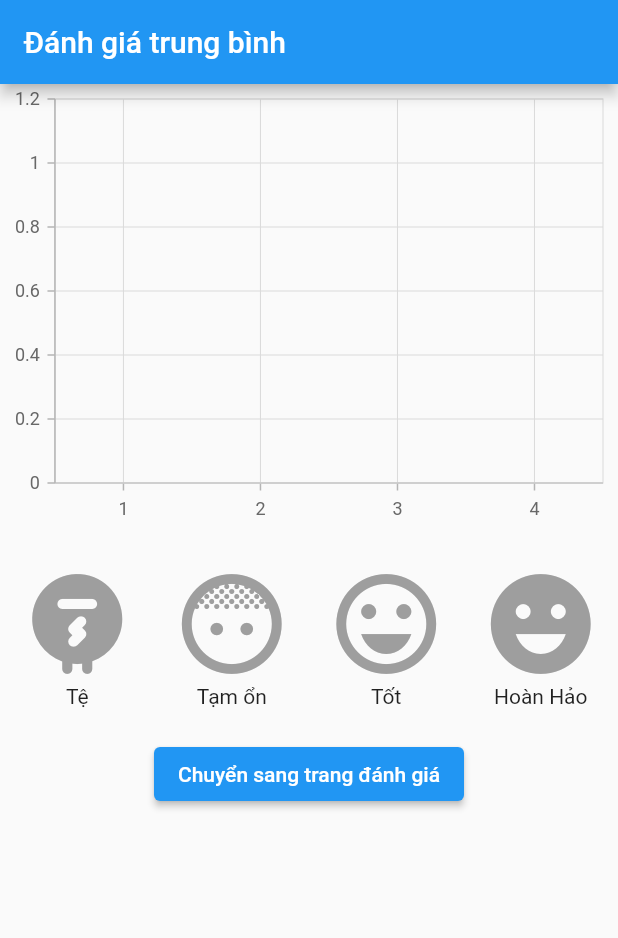
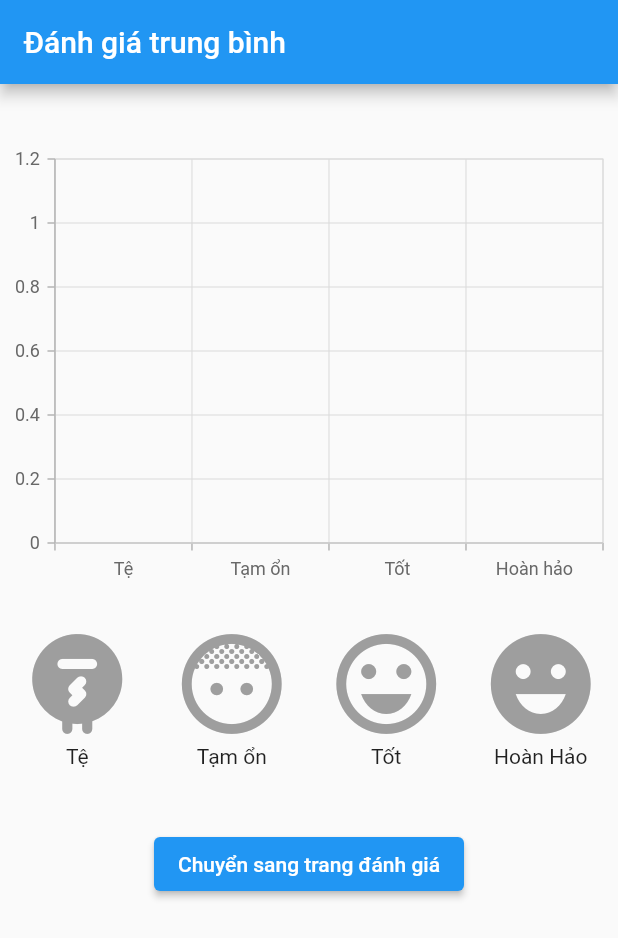
Before and after one commit to khamk65/App30Shine, a Flutter app: the screen it shows after launch, on a phone screen of 412 x 824 dp. Shown: the top 938 px of the screen. Run offline on Flutter 3.47's test engine with Material 2 defaults, Android fonts, the phone set to English and light mode, and no system bars; our stand-ins replace firebase_core, firebase_database, font_awesome_flutter, syncfusion_flutter_charts; missing offline and left inert: database; accounts and stored records are empty; network calls fail.

Commit message:
final demo lan 1

```diff
--- a/lib/screen/rate.dart
+++ b/lib/screen/rate.dart
@@ -1,6 +1,7 @@
 import 'dart:async';
 
 import 'package:appdanhgia/screen/EmotionScreen.dart';
+import 'package:appdanhgia/screen/comment.dart';
 import 'package:flutter/material.dart';
 
 import '../model/rate.dart';
@@ -8,9 +9,10 @@ import '../services/rate_api.dart';
 import 'package:syncfusion_flutter_charts/charts.dart';
 
 class ChartData {
-  ChartData(this.x, this.y);
-  final int x;
-  final int y;
+  ChartData(this.x, this.y, this.color);
+  final String x;
+  final int? y;
+  final Color? color;
 }
 
 class RateScreen extends StatefulWidget {
@@ -35,7 +37,40 @@ class _RateScreenState extends State<RateScreen> {
     2: {0: 0, 1: 0, 2: 0, 3: 0, 4: 0},
     3: {0: 0, 1: 0, 2: 0, 3: 0, 4: 0}
   };
-
+  Map<int, Map<String, Map<int, String>>> emotions = {
+    0: {
+      'Tệ': {
+        0: ' Bảo vệ,nhân viên\n không nhiệt tình ',
+        1: 'Bác sĩ khám điều\n trị yếu kém',
+        2: 'Chi phí cao',
+        3: 'Chăm sóc sau\n điều trị kém'
+      }
+    },
+    1: {
+      'Tạm ổn': {
+        0: 'Bảo vệ,nhân \nviên bình thường',
+        1: 'Bác sĩ khám điều\n trị bình thường',
+        2: 'Chi phí vừa phải',
+        3: 'test'
+      },
+    },
+    2: {
+      'Tốt': {
+        0: 'Bảo vệ,nhân viên nhiệt tình',
+        1: 'Bác sĩ khám điều trị tốt',
+        2: 'Chăm sóc sau điều trị tốt',
+        3: 'test'
+      },
+    },
+    3: {
+      'Hoàn hảo': {
+        0: 'Bảo vệ,nhân viên rất nhiệt tình ',
+        1: 'Bác sĩ khám điều trị rất tốt',
+        2: 'Chăm sóc sau điều trị chu đáo',
+        3: 'test'
+      }
+    }
+  };
   @override
   void initState() {
     super.initState();
@@ -79,10 +114,10 @@ class _RateScreenState extends State<RateScreen> {
   @override
   Widget build(BuildContext context) {
     final List<ChartData> chartData = [
-      ChartData(1, emoji[0]),
-      ChartData(2, emoji[1]),
-      ChartData(3, emoji[2]),
-      ChartData(4, emoji[3]),
+      ChartData('Tệ', emoji[0], Colors.teal),
+      ChartData('Tạm ổn', emoji[1], Colors.orange),
+      ChartData('Tốt', emoji[2], Colors.brown),
+      ChartData('Hoàn hảo', emoji[3], Colors.deepOrange)
     ];
 
     return Scaffold(
@@ -90,17 +125,17 @@ class _RateScreenState extends State<RateScreen> {
           title: Text('Đánh giá trung bình'),
         ),
         body: Column(children: [
+          SizedBox(height: 40,),
           Container(
-            child: SfCartesianChart(
-              series: <ChartSeries<ChartData, int>>[
-                ColumnSeries<ChartData, int>(
-                  dataSource: chartData,
-                  xValueMapper: (ChartData data, _) => data.x,
-                  yValueMapper: (ChartData data, _) => data.y,
-                )
-              ],
-            ),
-          ),
+              child: SfCartesianChart(
+                  primaryXAxis: CategoryAxis(),
+                  series: <CartesianSeries>[
+                ColumnSeries<ChartData, String>(
+                    dataSource: chartData,
+                    xValueMapper: (ChartData data, _) => data.x,
+                    yValueMapper: (ChartData data, _) => data.y,
+                    pointColorMapper: (ChartData data, _) => data.color)
+              ])),
           SizedBox(
             height: 20,
           ),
@@ -116,7 +151,7 @@ class _RateScreenState extends State<RateScreen> {
                       isTapped4 = false;
                       if (isTapped1) {
                         selectedEmotion = 0;
-                        _showSimpleDialog(context, 0);
+                     Navigator.push(context, MaterialPageRoute(builder: (context)=>comment(tap: 0,)));
                       } else {
                         selectedEmotion = -1;
                       }
@@ -143,7 +178,7 @@ class _RateScreenState extends State<RateScreen> {
                       isTapped4 = false;
                       if (isTapped2) {
                         selectedEmotion = 1;
-                        _showSimpleDialog(context, 1);
+                        Navigator.push(context, MaterialPageRoute(builder: (context)=>comment(tap: 1,)));
                       }
                       if (!isTapped2) {
                         selectedEmotion = -1;
@@ -170,7 +205,7 @@ class _RateScreenState extends State<RateScreen> {
                       isTapped1 = false;
                       isTapped4 = false;
                       if (isTapped3) {
-                        _showSimpleDialog(context, 2);
+                    Navigator.push(context, MaterialPageRoute(builder: (context)=>comment(tap: 2,)));
                       } else {
                         selectedEmotion = -1;
                       }
@@ -197,7 +232,7 @@ class _RateScreenState extends State<RateScreen> {
                       isTapped1 = false;
                       if (isTapped4) {
                         selectedEmotion = 3;
-                        _showSimpleDialog(context, 3);
+                       Navigator.push(context, MaterialPageRoute(builder: (context)=>comment(tap: 3,)));
                       } else {
                         selectedEmotion = -1;
                       }
@@ -218,7 +253,7 @@ class _RateScreenState extends State<RateScreen> {
             ],
           ),
           SizedBox(
-            height: 20,
+            height: 40,
           ),
           ElevatedButton(
               onPressed: _navigator, child: Text("Chuyển sang trang đánh giá"))
@@ -230,33 +265,45 @@ class _RateScreenState extends State<RateScreen> {
         context, MaterialPageRoute(builder: (context) => EmotionScreen()));
   }
 
-  void _showSimpleDialog(BuildContext context, int tap) {
-    final List<ChartData> chartData1 = [
-      ChartData(1, cmt[tap]?[0] as int ),
-      ChartData(2, cmt[tap]?[1] as int),
-      ChartData(3, cmt[tap]?[2] as int),
-      ChartData(4, cmt[tap]?[3] as int ),
-    ];
-    showDialog(
-      context: context,
-      builder: (BuildContext context) {
-        return Column(
-          children: [
-            Container(
-              color: const Color.fromARGB(255, 243, 33, 149),
-              child: SfCartesianChart(
-                series: <ChartSeries<ChartData, int>>[
-                  ColumnSeries<ChartData, int>(
-                    dataSource: chartData1,
-                    xValueMapper: (ChartData data, _) => data.x,
-                    yValueMapper: (ChartData data, _) => data.y,
-                  )
-                ],
-              ),
-            )
-          ],
-        );
-      },
-    );
-  }
+
+//   void _showSimpleDialog(BuildContext context, int tap) {
+//     final List<ChartData> chartData1 = [
+//       ChartData(emotions[tap]!.values.single.values.elementAt(0), cmt[tap]?[0],
+//           Colors.red),
+//       ChartData(emotions[tap]!.values.single.values.elementAt(1), cmt[tap]?[1],
+//           const Color.fromARGB(255, 70, 244, 54)),
+//       ChartData(emotions[tap]!.values.single.values.elementAt(2), cmt[tap]?[2],
+//           Color.fromARGB(255, 54, 57, 244)),
+//       ChartData(emotions[tap]!.values.single.values.elementAt(3), cmt[tap]?[3],
+//           const Color.fromARGB(255, 244, 54, 158)),
+//     ];
+//    showDialog(
+//   context: context,
+//   builder: (BuildContext context) {
+//     return Scaffold( // Bọc Container bởi Scaffold
+//       body: Column(
+//         children: [
+//           Container(
+//             color: Color.fromARGB(255, 255, 255, 255),
+//             child: SfCartesianChart(
+//               primaryXAxis: CategoryAxis(),
+//               series: <CartesianSeries>[
+//                 ColumnSeries<ChartData, String>(
+//                   dataSource: chartData1,
+//                   xValueMapper: (ChartData data, _) => data.x,
+//                   yValueMapper: (ChartData data, _) => data.y,
+//                   pointColorMapper: (ChartData data, _) => data.color,
+//                 ),
+//               ],
+//             ),
+//           ),
+//         ],
+//       ),
+//     );
+//   },
+
+
+// );
+
+//   }
 }
```
Also changed, not shown: lib/screen/EmotionScreen.dart (+50 -54 lines), lib/screen/EndScreen.dart (+20 -5 lines), lib/screen/comment.dart (added, +165 -0 lines), lib/screen/home.dart (+69 -14 lines).
